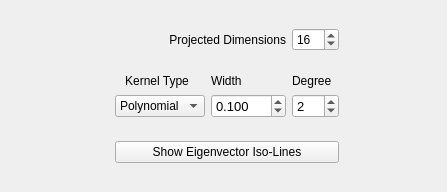
The window that _AlgorithmsPlugins/Projections/paramsKPCA.ui (b4silio/MLDemos) describes before a commit, drawn with Qt 5.
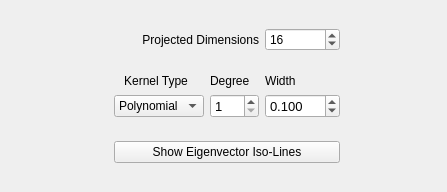
The same window after the commit.

Commit message: ADDED: contour lines for Kernel K-Means PARTIAL: inhomogeneous polynomial kernel for Kernel-PCA FIXED: bug in contour plotting where numerical issues led to weird contour lines

What changed in the file:
```diff
--- a/_AlgorithmsPlugins/Projections/paramsKPCA.ui
+++ b/_AlgorithmsPlugins/Projections/paramsKPCA.ui
@@ -29,78 +29,7 @@
      </property>
     </widget>
    </item>
-   <item row="2" column="3">
-    <widget class="QLabel" name="labelWidth">
-     <property name="font">
-      <font>
-       <pointsize>9</pointsize>
-      </font>
-     </property>
-     <property name="text">
-      <string>Width</string>
-     </property>
-    </widget>
-   </item>
-   <item row="3" column="3">
-    <widget class="QDoubleSpinBox" name="kernelWidthSpin">
-     <property name="font">
-      <font>
-       <pointsize>10</pointsize>
-      </font>
-     </property>
-     <property name="toolTip">
-      <string>Width of the kernel (gamma)
-RBF and Polynomial only</string>
-     </property>
-     <property name="decimals">
-      <number>3</number>
-     </property>
-     <property name="minimum">
-      <double>0.001000000000000</double>
-     </property>
-     <property name="maximum">
-      <double>999.000000000000000</double>
-     </property>
-     <property name="singleStep">
-      <double>0.010000000000000</double>
-     </property>
-     <property name="value">
-      <double>0.100000000000000</double>
-     </property>
-    </widget>
-   </item>
-   <item row="2" column="4">
-    <widget class="QLabel" name="labelDegree">
-     <property name="font">
-      <font>
-       <pointsize>9</pointsize>
-      </font>
-     </property>
-     <property name="text">
-      <string>Degree</string>
-     </property>
-    </widget>
-   </item>
-   <item row="3" column="4">
-    <widget class="QSpinBox" name="kernelDegSpin">
-     <property name="font">
-      <font>
-       <pointsize>10</pointsize>
-      </font>
-     </property>
-     <property name="toolTip">
-      <string>Degree of the kernel polynomial
-(Polynomial only)</string>
-     </property>
-     <property name="minimum">
-      <number>1</number>
-     </property>
-     <property name="value">
-      <number>2</number>
-     </property>
-    </widget>
-   </item>
-   <item row="3" column="5">
+   <item row="3" column="6">
     <spacer name="horizontalSpacer">
      <property name="orientation">
       <enum>Qt::Horizontal</enum>
@@ -222,6 +151,86 @@
      </property>
     </widget>
    </item>
+   <item row="3" column="3">
+    <widget class="QDoubleSpinBox" name="kernelDegSpin">
+     <property name="font">
+      <font>
+       <pointsize>10</pointsize>
+      </font>
+     </property>
+     <property name="toolTip">
+      <string>Width of the kernel (gamma)
+RBF and Polynomial only</string>
+     </property>
+     <property name="decimals">
+      <number>0</number>
+     </property>
+     <property name="minimum">
+      <double>1.000000000000000</double>
+     </property>
+     <property name="maximum">
+      <double>999.000000000000000</double>
+     </property>
+     <property name="singleStep">
+      <double>1.000000000000000</double>
+     </property>
+     <property name="value">
+      <double>1.000000000000000</double>
+     </property>
+    </widget>
+   </item>
+   <item row="3" column="4">
+    <widget class="QDoubleSpinBox" name="kernelWidthSpin">
+     <property name="font">
+      <font>
+       <pointsize>10</pointsize>
+      </font>
+     </property>
+     <property name="toolTip">
+      <string>Width of the kernel (gamma)
+RBF and Polynomial only</string>
+     </property>
+     <property name="decimals">
+      <number>3</number>
+     </property>
+     <property name="minimum">
+      <double>0.001000000000000</double>
+     </property>
+     <property name="maximum">
+      <double>999.000000000000000</double>
+     </property>
+     <property name="singleStep">
+      <double>0.010000000000000</double>
+     </property>
+     <property name="value">
+      <double>0.100000000000000</double>
+     </property>
+    </widget>
+   </item>
+   <item row="2" column="3">
+    <widget class="QLabel" name="param1Label">
+     <property name="font">
+      <font>
+       <pointsize>9</pointsize>
+      </font>
+     </property>
+     <property name="text">
+      <string>Degree</string>
+     </property>
+    </widget>
+   </item>
+   <item row="2" column="4">
+    <widget class="QLabel" name="param2Label">
+     <property name="font">
+      <font>
+       <pointsize>9</pointsize>
+      </font>
+     </property>
+     <property name="text">
+      <string>Width</string>
+     </property>
+    </widget>
+   </item>
   </layout>
  </widget>
  <resources/>
```
Left out of the diff: 5 changed lines with no effect on the pictures. The commit also changes 21 other files.
